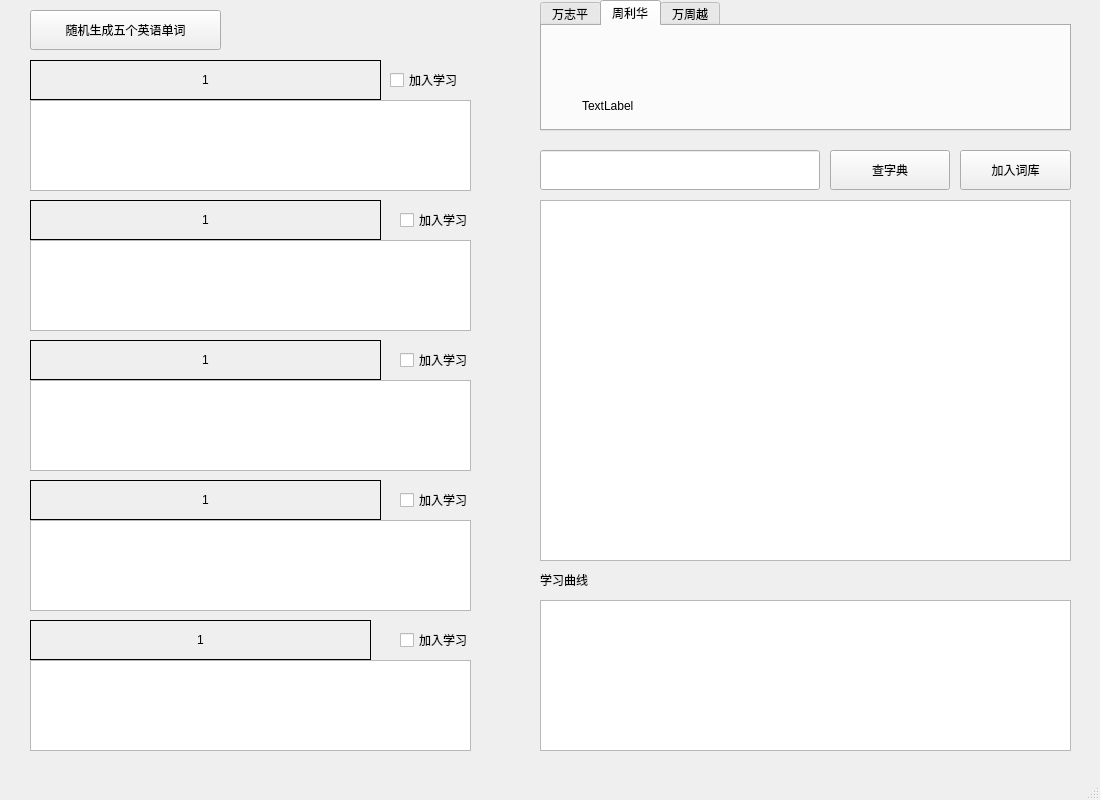
This is mywin.ui in wzp1216/mydict as Qt 5 draws it before an edit. The edited form follows.
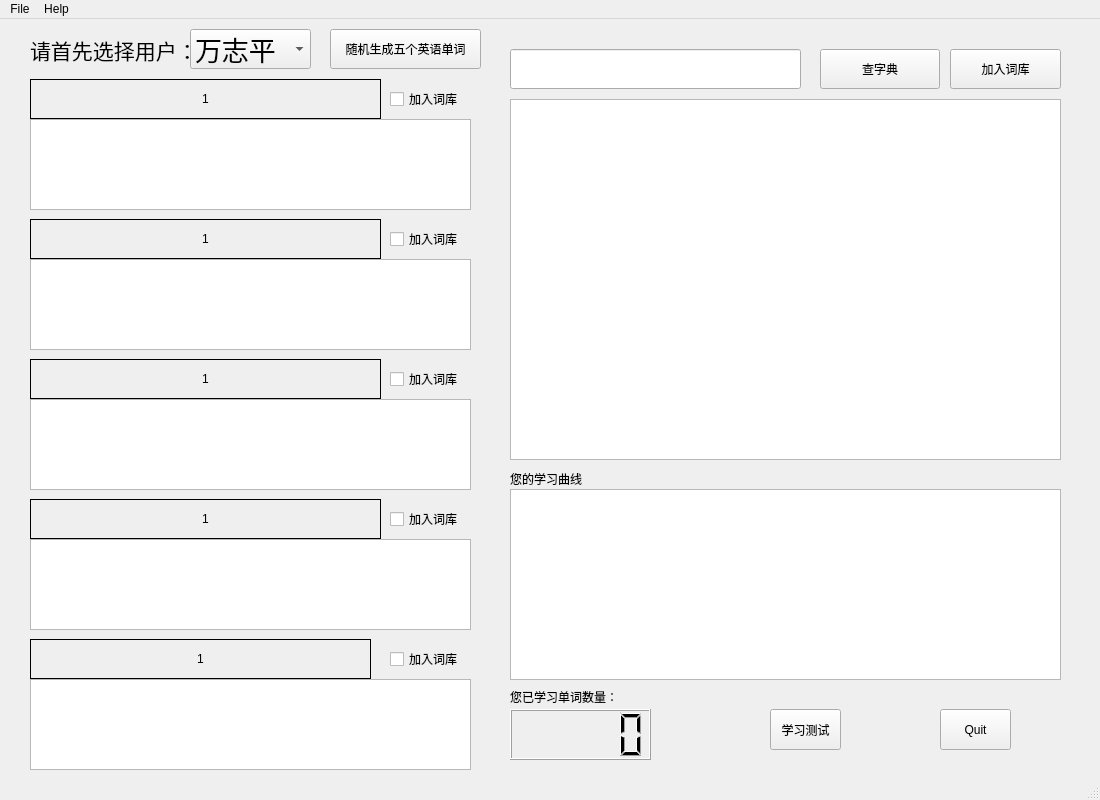
This is the edited form. The open tabs and pages were chosen to show the change.

What changed in the file:
```diff
--- a/mywin.ui
+++ b/mywin.ui
@@ -14,63 +14,12 @@
    <string>MainWindow</string>
   </property>
   <widget class="QWidget" name="centralwidget">
-   <widget class="QTabWidget" name="tabWidget">
-    <property name="geometry">
-     <rect>
-      <x>540</x>
-      <y>0</y>
-      <width>531</width>
-      <height>131</height>
-     </rect>
-    </property>
-    <property name="currentIndex">
-     <number>2</number>
-    </property>
-    <widget class="QWidget" name="tab">
-     <attribute name="title">
-      <string>万志平</string>
-     </attribute>
-     <widget class="QLCDNumber" name="lcdNumber">
-      <property name="geometry">
-       <rect>
-        <x>70</x>
-        <y>30</y>
-        <width>111</width>
-        <height>51</height>
-       </rect>
-      </property>
-     </widget>
-    </widget>
-    <widget class="QWidget" name="tab_2">
-     <attribute name="title">
-      <string>周利华</string>
-     </attribute>
-     <widget class="QLabel" name="label_2">
-      <property name="geometry">
-       <rect>
-        <x>40</x>
-        <y>70</y>
-        <width>72</width>
-        <height>19</height>
-       </rect>
-      </property>
-      <property name="text">
-       <string>TextLabel</string>
-      </property>
-     </widget>
-    </widget>
-    <widget class="QWidget" name="tab_3">
-     <attribute name="title">
-      <string>万周越</string>
-     </attribute>
-    </widget>
-   </widget>
    <widget class="QTextEdit" name="textEdit_dictout">
     <property name="geometry">
      <rect>
-      <x>540</x>
-      <y>200</y>
-      <width>531</width>
+      <x>510</x>
+      <y>80</y>
+      <width>551</width>
       <height>361</height>
      </rect>
     </property>
@@ -78,9 +27,9 @@
    <widget class="QLineEdit" name="Edit_inputword">
     <property name="geometry">
      <rect>
-      <x>540</x>
-      <y>150</y>
-      <width>280</width>
+      <x>510</x>
+      <y>30</y>
+      <width>291</width>
       <height>40</height>
      </rect>
     </property>
@@ -88,8 +37,8 @@
    <widget class="QPushButton" name="Btn_dict">
     <property name="geometry">
      <rect>
-      <x>830</x>
-      <y>150</y>
+      <x>820</x>
+      <y>30</y>
       <width>120</width>
       <height>40</height>
      </rect>
@@ -101,9 +50,9 @@
    <widget class="QPushButton" name="Btn_rand5words">
     <property name="geometry">
      <rect>
-      <x>30</x>
+      <x>330</x>
       <y>10</y>
-      <width>191</width>
+      <width>151</width>
       <height>40</height>
      </rect>
     </property>
@@ -114,8 +63,8 @@
    <widget class="QPushButton" name="Btn_add">
     <property name="geometry">
      <rect>
-      <x>960</x>
-      <y>150</y>
+      <x>950</x>
+      <y>30</y>
       <width>111</width>
       <height>40</height>
      </rect>
@@ -127,10 +76,10 @@
    <widget class="QGraphicsView" name="graphicsView">
     <property name="geometry">
      <rect>
-      <x>540</x>
-      <y>600</y>
-      <width>531</width>
-      <height>151</height>
+      <x>510</x>
+      <y>470</y>
+      <width>551</width>
+      <height>191</height>
      </rect>
     </property>
    </widget>
@@ -294,7 +243,7 @@
      </rect>
     </property>
     <property name="text">
-     <string>加入学习</string>
+     <string>加入词库</string>
     </property>
    </widget>
    <widget class="QTextBrowser" name="textBrowser_2">
@@ -310,40 +259,40 @@
    <widget class="QCheckBox" name="checkBox_2">
     <property name="geometry">
      <rect>
-      <x>400</x>
+      <x>390</x>
       <y>200</y>
       <width>97</width>
       <height>40</height>
      </rect>
     </property>
     <property name="text">
-     <string>加入学习</string>
+     <string>加入词库</string>
     </property>
    </widget>
    <widget class="QLabel" name="label">
     <property name="geometry">
      <rect>
-      <x>540</x>
-      <y>570</y>
+      <x>510</x>
+      <y>450</y>
       <width>72</width>
       <height>19</height>
      </rect>
     </property>
     <property name="text">
-     <string>学习曲线</string>
+     <string>您的学习曲线</string>
     </property>
    </widget>
    <widget class="QCheckBox" name="checkBox_3">
     <property name="geometry">
      <rect>
-      <x>400</x>
+      <x>390</x>
       <y>340</y>
       <width>97</width>
       <height>40</height>
      </rect>
     </property>
     <property name="text">
-     <string>加入学习</string>
+     <string>加入词库</string>
     </property>
    </widget>
    <widget class="QTextBrowser" name="textBrowser_3">
@@ -359,14 +308,14 @@
    <widget class="QCheckBox" name="checkBox_4">
     <property name="geometry">
      <rect>
-      <x>400</x>
+      <x>390</x>
       <y>480</y>
       <width>97</width>
       <height>40</height>
      </rect>
     </property>
     <property name="text">
-     <string>加入学习</string>
+     <string>加入词库</string>
     </property>
    </widget>
    <widget class="QTextBrowser" name="textBrowser_4">
@@ -382,14 +331,14 @@
    <widget class="QCheckBox" name="checkBox_5">
     <property name="geometry">
      <rect>
-      <x>400</x>
+      <x>390</x>
       <y>620</y>
       <width>97</width>
       <height>40</height>
      </rect>
     </property>
     <property name="text">
-     <string>加入学习</string>
+     <string>加入词库</string>
     </property>
    </widget>
    <widget class="QTextBrowser" name="textBrowser_5">
@@ -402,6 +351,103 @@
      </rect>
     </property>
    </widget>
+   <widget class="QLabel" name="label_3">
+    <property name="geometry">
+     <rect>
+      <x>510</x>
+      <y>670</y>
+      <width>111</width>
+      <height>16</height>
+     </rect>
+    </property>
+    <property name="text">
+     <string>您已学习单词数量：</string>
+    </property>
+   </widget>
+   <widget class="QLCDNumber" name="lcdNumber">
+    <property name="geometry">
+     <rect>
+      <x>510</x>
+      <y>690</y>
+      <width>141</width>
+      <height>51</height>
+     </rect>
+    </property>
+   </widget>
+   <widget class="QLabel" name="label_2">
+    <property name="geometry">
+     <rect>
+      <x>30</x>
+      <y>10</y>
+      <width>171</width>
+      <height>41</height>
+     </rect>
+    </property>
+    <property name="font">
+     <font>
+      <pointsize>16</pointsize>
+     </font>
+    </property>
+    <property name="text">
+     <string>请首先选择用户：</string>
+    </property>
+   </widget>
+   <widget class="QComboBox" name="comboBox">
+    <property name="geometry">
+     <rect>
+      <x>190</x>
+      <y>10</y>
+      <width>121</width>
+      <height>40</height>
+     </rect>
+    </property>
+    <property name="font">
+     <font>
+      <pointsize>20</pointsize>
+     </font>
+    </property>
+    <item>
+     <property name="text">
+      <string>万志平</string>
+     </property>
+    </item>
+    <item>
+     <property name="text">
+      <string>周利华</string>
+     </property>
+    </item>
+    <item>
+     <property name="text">
+      <string>万周越</string>
+     </property>
+    </item>
+   </widget>
+   <widget class="QPushButton" name="Quitbutton">
+    <property name="geometry">
+     <rect>
+      <x>940</x>
+      <y>690</y>
+      <width>71</width>
+      <height>41</height>
+     </rect>
+    </property>
+    <property name="text">
+     <string>Quit</string>
+    </property>
+   </widget>
+   <widget class="QPushButton" name="Testbutton">
+    <property name="geometry">
+     <rect>
+      <x>770</x>
+      <y>690</y>
+      <width>71</width>
+      <height>41</height>
+     </rect>
+    </property>
+    <property name="text">
+     <string>学习测试</string>
+    </property>
+   </widget>
   </widget>
   <widget class="QMenuBar" name="menubar">
    <property name="geometry">
@@ -409,9 +455,24 @@
      <x>0</x>
      <y>0</y>
      <width>1100</width>
-     <height>24</height>
+     <height>23</height>
     </rect>
    </property>
+   <widget class="QMenu" name="menuFile">
+    <property name="title">
+     <string>File</string>
+    </property>
+    <addaction name="actionQuit_Q"/>
+   </widget>
+   <widget class="QMenu" name="menuHelp">
+    <property name="title">
+     <string>Help</string>
+    </property>
+    <addaction name="actionHelp"/>
+    <addaction name="actionAbout"/>
+   </widget>
+   <addaction name="menuFile"/>
+   <addaction name="menuHelp"/>
   </widget>
   <widget class="QStatusBar" name="statusbar"/>
  </widget>
```
Left out of the diff: 50 changed lines with no effect on the pictures.
